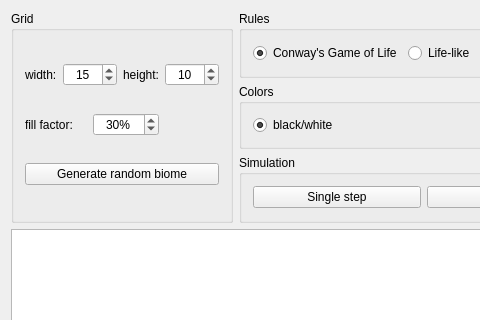
Old version of the form GameOfLife/game_window.ui in the repository homespring/qgame-of-life; both pictures show x 0 to 480 and y 0 to 320 of the 969 by 600 pixel window.
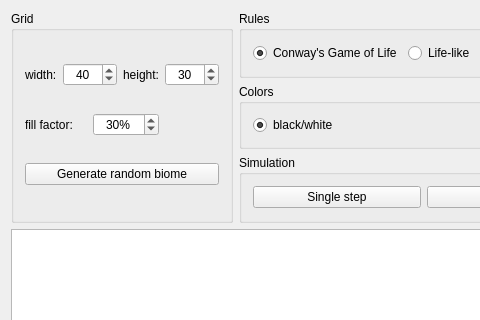
New version of the form.

What changed in the file:
```diff
--- a/GameOfLife/game_window.ui
+++ b/GameOfLife/game_window.ui
@@ -40,7 +40,7 @@
           <number>1000</number>
          </property>
          <property name="value">
-          <number>15</number>
+          <number>40</number>
          </property>
         </widget>
        </item>
@@ -63,7 +63,7 @@
           <number>1000</number>
          </property>
          <property name="value">
-          <number>10</number>
+          <number>30</number>
          </property>
         </widget>
        </item>
```
